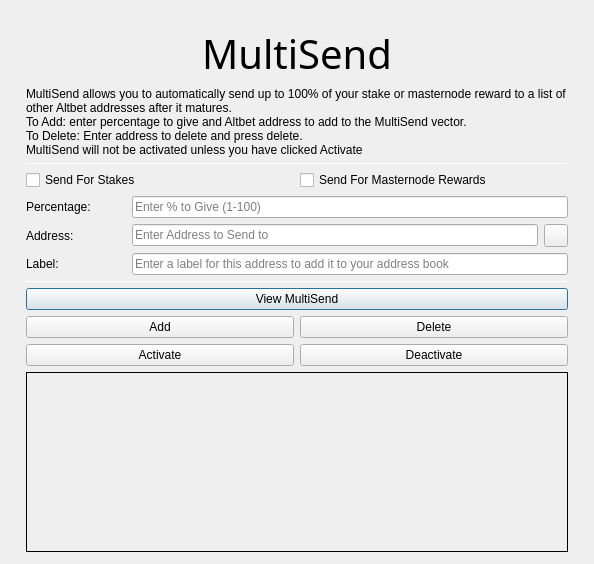
This is src/qt/forms/multisenddialog.ui in Test-Coin/TestCoin as Qt 5 draws it before an edit. The edited form follows.
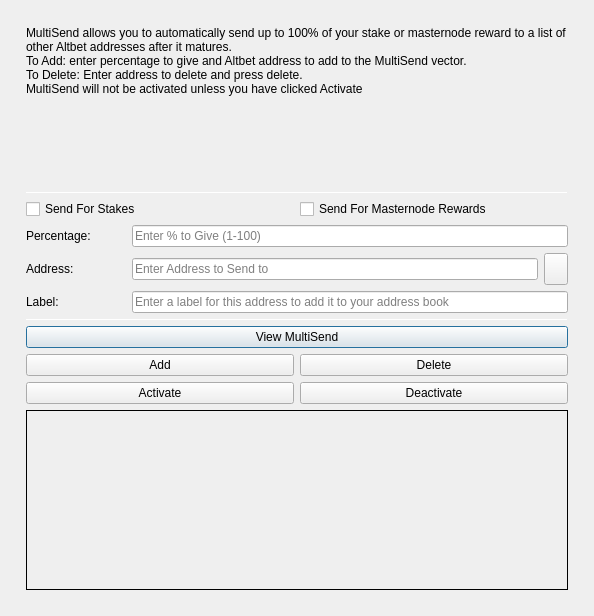
This is the edited form. Icons and pictures are not drawn.

The edit to the form file:
```diff
--- a/src/qt/forms/multisenddialog.ui
+++ b/src/qt/forms/multisenddialog.ui
@@ -10,7 +10,7 @@
     <x>0</x>
     <y>0</y>
     <width>594</width>
-    <height>526</height>
+    <height>616</height>
    </rect>
   </property>
   <property name="windowTitle">
@@ -30,7 +30,7 @@
     <number>6</number>
    </property>
    <item>
-    <layout class="QVBoxLayout" name="verticalLayout_Main" stretch="0,1,1,1,0,1,1,1">
+    <layout class="QVBoxLayout" name="verticalLayout_Main" stretch="1,1,1,0,1,1,1">
      <property name="leftMargin">
       <number>20</number>
      </property>
@@ -43,24 +43,6 @@
      <property name="bottomMargin">
       <number>20</number>
      </property>
-     <item>
-      <widget class="QLabel" name="multiSendHeader">
-       <property name="font">
-        <font>
-         <family>Hind</family>
-         <pointsize>30</pointsize>
-         <weight>50</weight>
-         <bold>false</bold>
-        </font>
-       </property>
-       <property name="text">
-        <string>MultiSend</string>
-       </property>
-       <property name="alignment">
-        <set>Qt::AlignCenter</set>
-       </property>
-      </widget>
-     </item>
      <item>
       <widget class="QLabel" name="label_2">
        <property name="lineWidth">
```
Left out of the diff: 2 changed lines with no effect on the pictures.
